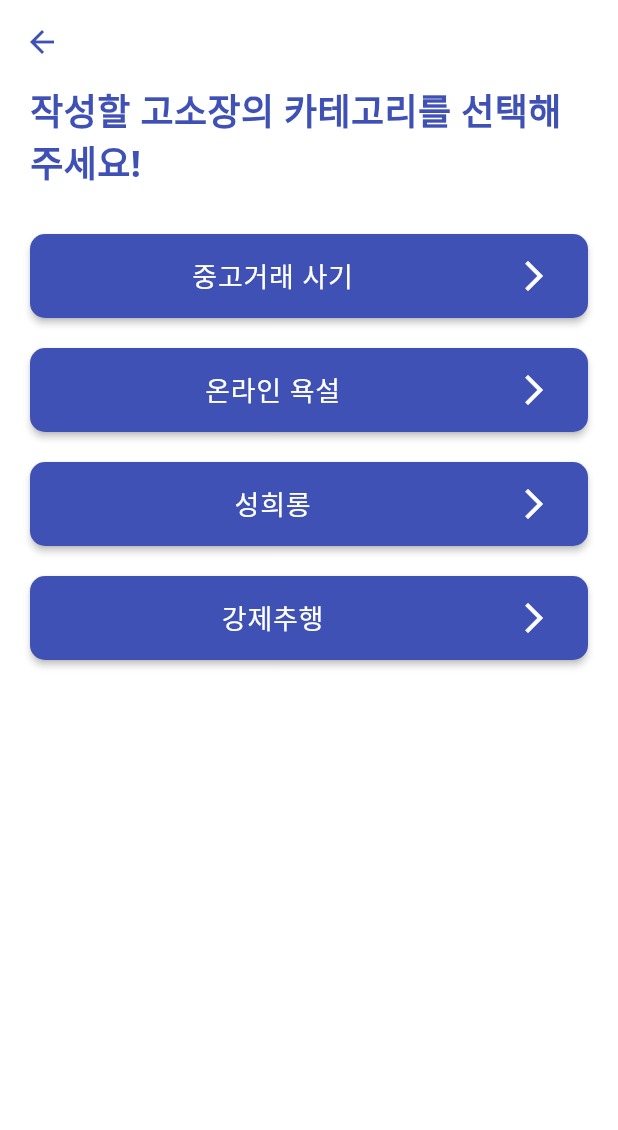
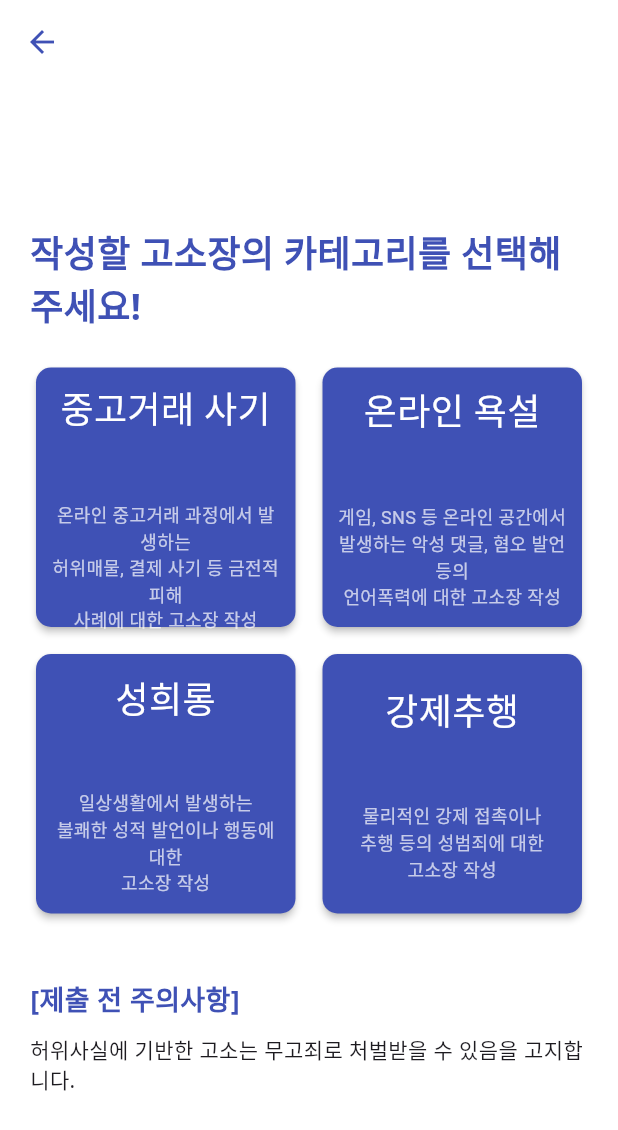
Before and after one commit to Smart-Legal-Form-Builder/frontend, a Flutter app: the CategorySelectionScreen screen opened directly, on a phone screen of 412 x 824 dp. Shown: the top 1130 px of the screen. Run offline on Flutter 3.47's test engine with Material 3 defaults, Android fonts, the phone set to English and light mode, and no system bars; our stand-ins replace dio; missing offline and left inert: dart:html.

Commit message:
카테고리 가운데로

```diff
--- a/lib/Screens/category_selection_screen.dart
+++ b/lib/Screens/category_selection_screen.dart
@@ -7,6 +7,12 @@ class CategorySelectionScreen extends StatelessWidget {
     '온라인 욕설',
     '성희롱',
     '강제추행'
+  ];
+  final List<String> categoryExplain = [
+    '\n\n온라인 중고거래 과정에서 발생하는\n허위매물, 결제 사기 등 금전적 피해\n사례에 대한 고소장 작성',
+    '\n\n게임, SNS 등 온라인 공간에서\n발생하는 악성 댓글, 혐오 발언 등의\n언어폭력에 대한 고소장 작성',
+    '\n\n일상생활에서 발생하는\n불쾌한 성적 발언이나 행동에 대한\n고소장 작성',
+    '\n\n물리적인 강제 접촉이나\n추행 등의 성범죄에 대한\n고소장 작성'
   ];
 
   @override
@@ -24,6 +30,7 @@ class CategorySelectionScreen extends StatelessWidget {
       body: Padding(
         padding: const EdgeInsets.symmetric(horizontal: 20.0),
         child: Column(
+          mainAxisAlignment: MainAxisAlignment.center,
           crossAxisAlignment: CrossAxisAlignment.start,
           children: [
             Text(
@@ -36,12 +43,39 @@ class CategorySelectionScreen extends StatelessWidget {
               ),
             ),
             SizedBox(height: 20),
-            Expanded(
-              child: ListView.builder(
+            Container(
+              constraints: BoxConstraints(maxHeight: 600), // GridView 높이 제한
+              child: GridView.builder(
+                shrinkWrap: true, // GridView 크기를 자식 항목에 맞춤
+                physics: NeverScrollableScrollPhysics(), // 스크롤 비활성화
+                gridDelegate: SliverGridDelegateWithFixedCrossAxisCount(
+                  crossAxisCount: 2, // 한 행에 2개의 버튼
+                  crossAxisSpacing: 10, // 버튼 간의 가로 간격
+                  mainAxisSpacing: 10, // 버튼 간의 세로 간격
+                  childAspectRatio: 1.0, // 버튼의 가로:세로 비율
+                ),
                 itemCount: categories.length,
                 itemBuilder: (context, index) {
-                  return _buildCategoryTile(context, categories[index]);
+                  return _buildCategoryTile(context, categories[index], categoryExplain[index]);
                 },
+              ),
+            ),
+            SizedBox(height: 40),
+            Text(
+              '[제출 전 주의사항]',
+              style: TextStyle(
+              fontSize: 18,
+              fontWeight: FontWeight.bold,
+              color: Colors.indigo,
+              fontFamily: 'NotoSans',
+              ),
+            ),
+            SizedBox(height: 10),
+            Text(
+              '허위사실에 기반한 고소는 무고죄로 처벌받을 수 있음을 고지합니다.',
+              style: TextStyle(
+              fontSize: 14,
+              fontFamily: 'NotoSans',
               ),
             ),
           ],
@@ -50,7 +84,53 @@ class CategorySelectionScreen extends StatelessWidget {
     );
   }
 
-  Widget _buildCategoryTile(BuildContext context, String title) {
+  Widget _buildCategoryTile(BuildContext context, String title, String explain) {
+    return Card(
+      color: Colors.indigo,
+      shape: RoundedRectangleBorder(
+        borderRadius: BorderRadius.circular(10.0),
+      ),
+      elevation: 2,
+      child: InkWell(
+        onTap: () {
+          Navigator.of(context).push(
+            MaterialPageRoute(
+              builder: (context) => DocumentForm(category: title),
+            ),
+          );
+        },
+        child: Padding(
+          padding: const EdgeInsets.all(10.0),
+          child: Column(
+            mainAxisAlignment: MainAxisAlignment.center,
+            children: [
+              Text(
+                title,
+                textAlign: TextAlign.center,
+                style: TextStyle(
+                  fontSize: 24,
+                  fontWeight: FontWeight.w500,
+                  color: Colors.white,
+                  fontFamily: 'NotoSans',
+                ),
+              ),
+              SizedBox(height: 10),
+              Text(
+                explain,
+                textAlign: TextAlign.center,
+                style: TextStyle(
+                  fontSize: 12,
+                  color: Colors.white70,
+                ),
+              ),
+            ],
+          ),
+        ),
+      ),
+    );
+  }
+  /*
+  Widget _buildCategoryTile(BuildContext context, String title, String explain) {
     return Card(
       color: Colors.indigo,
       shape: RoundedRectangleBorder(
@@ -59,17 +139,21 @@ class CategorySelectionScreen extends StatelessWidget {
       margin: EdgeInsets.symmetric(vertical: 10),
       elevation: 2,
       child: ListTile(
-        title: Text(
-          title,
-          style: TextStyle(
-            fontSize: 18,
-            fontWeight: FontWeight.w500,
-            color: Colors.white,
-            fontFamily: 'NotoSans',
+        title: RichText(
+          text: TextSpan(
+            text: title, // default text style
+            style: TextStyle(
+              fontSize: 18,
+              fontWeight: FontWeight.w500,
+              color: Colors.white,
+              fontFamily: 'NotoSans',
+            ),
+            children: <TextSpan>[
+              TextSpan(text: explain, style: TextStyle(fontSize: 12)),
+            ],
           ),
           textAlign: TextAlign.center,
         ),
-        trailing: Icon(Icons.arrow_forward_ios, color: Colors.white),
         onTap: () {
           Navigator.of(context).push(
             MaterialPageRoute(
@@ -80,4 +164,5 @@ class CategorySelectionScreen extends StatelessWidget {
       ),
     );
   }
+  */
 }
--- a/lib/Screens/document_form.dart
+++ b/lib/Screens/document_form.dart
@@ -80,7 +80,13 @@ class _DocumentFormState extends State<DocumentForm> {
           style: TextStyle(
             fontFamily: 'NotoSans',
             color: Colors.white,
-          )),
+          ),
+        ),
+        elevation: 0,
+        leading: IconButton(
+          icon: Icon(Icons.arrow_back, color: Colors.white),
+          onPressed: () => Navigator.of(context).pop(),
+        ),
       ),
       body: Padding(
         padding: const EdgeInsets.all(16.0),
--- a/lib/Screens/pdf_result_screen.dart
+++ b/lib/Screens/pdf_result_screen.dart
@@ -103,7 +103,13 @@ class _PdfResultScreenState extends State<PdfResultScreen> {
           style: TextStyle(
           fontFamily: 'NotoSans',
           color: Colors.white,
-        )),
+          ),
+        ),
+        elevation: 0,
+        leading: IconButton(
+          icon: Icon(Icons.arrow_back, color: Colors.white),
+          onPressed: () => Navigator.of(context).pop(),
+        ),
       ),
       body: Center(
         child: Column(
```
